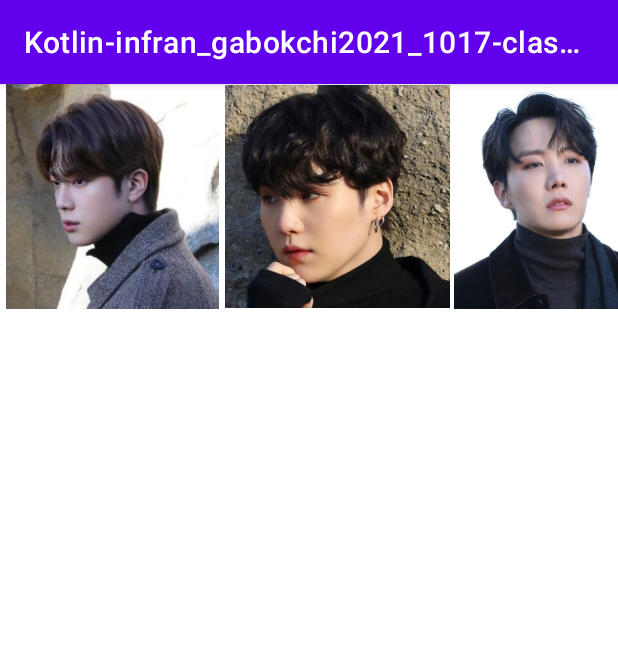
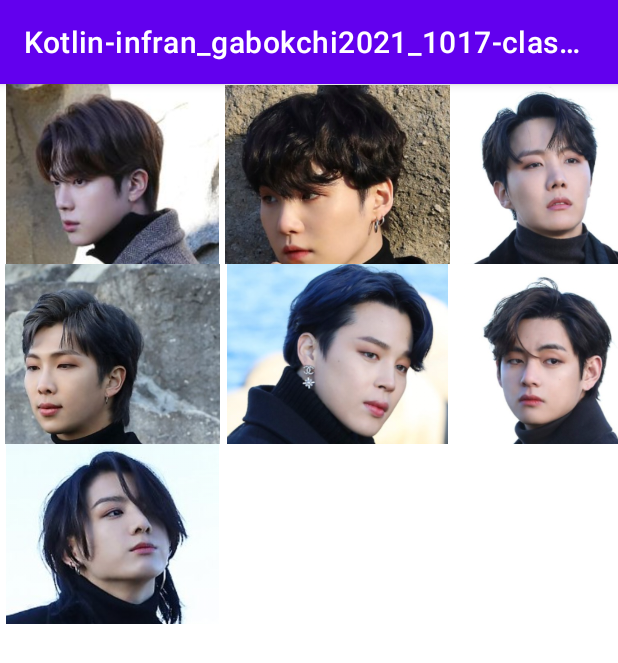
Before and after one commit to IG-Kim2511/Kotlin-infran_gabokchi2021_1017-classNote-folder, an Android app: the screen it shows after launch (MainActivity), on a phone screen of 412 x 824 dp. Shown: the top 663 px of the screen. Run offline under Robolectric (Android 15) with nearby library versions, the phone set to English and light mode, and no system bars.

Commit message:
80 레이아웃에 사진 삽입

```diff
--- a/Kotlin-infran_gabokchi2021_1017-classNote/app/src/main/res/layout/activity_main.xml
+++ b/Kotlin-infran_gabokchi2021_1017-classNote/app/src/main/res/layout/activity_main.xml
@@ -4,7 +4,8 @@
     xmlns:tools="http://schemas.android.com/tools"
     android:layout_width="match_parent"
     android:layout_height="match_parent"
-    tools:context=".MainActivity">
+    tools:context=".MainActivity"
+    android:orientation="vertical">
 
 <!--    <TextView-->
 <!--        android:layout_width="wrap_content"-->
@@ -16,6 +17,10 @@
 <!--        app:layout_constraintTop_toTopOf="parent" />-->
 <!--    -->
 <!--    -->
+
+    <LinearLayout
+        android:layout_width="match_parent"
+        android:layout_height="120dp">
 
         <ImageView
             android:src="@drawable/bts_1"
@@ -34,5 +39,41 @@
             android:layout_width="150dp"
             android:layout_height="150dp"
             />
+    </LinearLayout>
+
+    <LinearLayout
+        android:layout_width="match_parent"
+        android:layout_height="120dp">
+
+        <ImageView
+            android:src="@drawable/bts_4"
+            android:layout_width="150dp"
+            android:layout_height="150dp"
+            />
+
+        <ImageView
+            android:src="@drawable/bts_5"
+            android:layout_width="150dp"
+            android:layout_height="150dp"
+            />
+
+        <ImageView
+            android:src="@drawable/bts_6"
+            android:layout_width="150dp"
+            android:layout_height="150dp"
+            />
+    </LinearLayout>
+
+
+    <LinearLayout
+        android:layout_width="match_parent"
+        android:layout_height="120dp">
+
+        <ImageView
+            android:src="@drawable/bts_7"
+            android:layout_width="150dp"
+            android:layout_height="150dp"
+            />
+    </LinearLayout>
 
 </LinearLayout>
```
Lines whose indentation alone changed are shown as unchanged.
